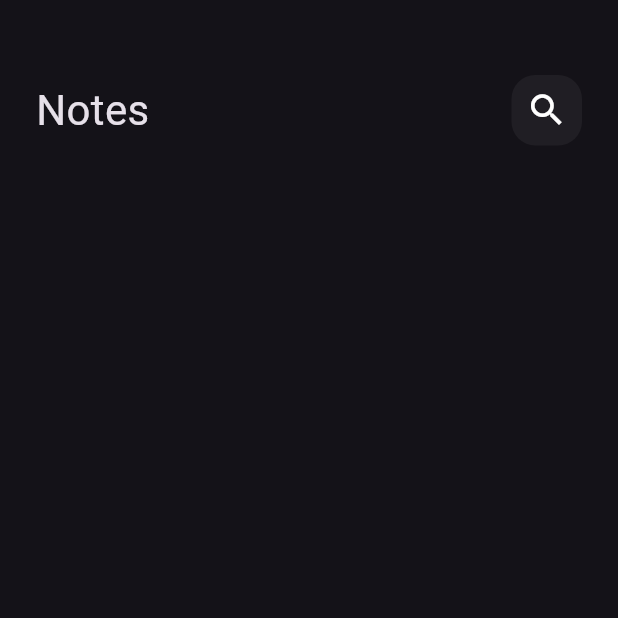
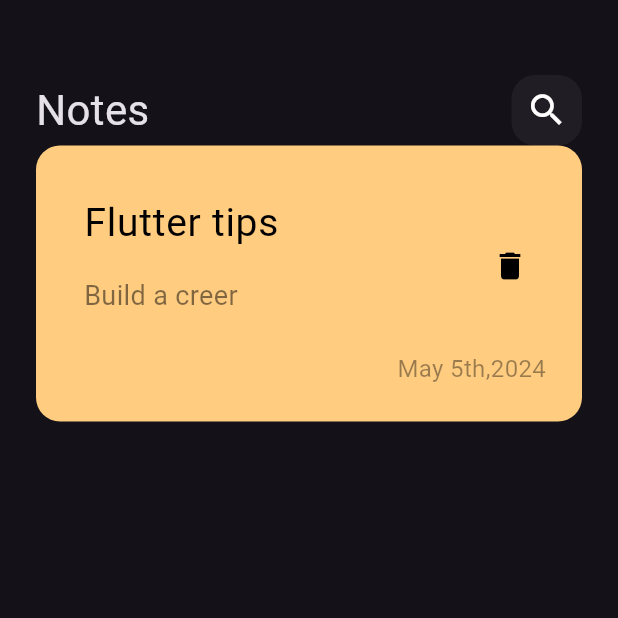
Before and after one commit to ayabelkhiri/Notes-APP, a Flutter app: the screen it shows after launch, on a phone screen of 412 x 824 dp, the top half of it. Run offline on Flutter 3.47's test engine with Material 3 defaults, Android fonts, the phone set to English and light mode, and no system bars.

Commit message:
container

```diff
--- /dev/null
+++ b/lib/views/widgets/custom_note_item.dart
@@ -0,0 +1,52 @@
+import 'package:flutter/material.dart';
+
+class NoteItem extends StatelessWidget {
+  const NoteItem({super.key});
+
+  @override
+  Widget build(BuildContext context) {
+    return Container(
+      padding: const EdgeInsets.only(top: 24, bottom: 24 , left: 16),
+      decoration: BoxDecoration(
+        color: const Color(0xffFFCC80),
+        borderRadius: BorderRadius.circular(16),
+      ),
+      child: Column(
+        crossAxisAlignment: CrossAxisAlignment.end,
+        children: [
+        ListTile(
+
+          title:  const Text('Flutter tips' ,
+          style: TextStyle(
+            color: Colors.black,
+            fontSize: 26,
+          ),
+          ),
+          subtitle: Padding(
+
+            padding: const EdgeInsets.only(top:16 , bottom: 16),
+            child: Text('Build a creer' ,
+            style: TextStyle(
+              color: Colors.black.withOpacity(.5),
+              fontSize: 18, )),
+          ),
+
+          trailing:  IconButton(onPressed: (){}, icon: const  Icon(Icons.delete,
+          color: Colors.black,
+          size: 24,
+          ),),
+        )
+        , Padding(
+          padding: const EdgeInsets.only(right:24),
+          child: Text('May 5th,2024' ,style: TextStyle(
+
+            color: Colors.black.withOpacity(.4),
+          fontSize: 16
+          ), ),
+        ),
+
+
+      ],),
+    );
+  }
+}
--- a/lib/views/widgets/notes_view_body.dart
+++ b/lib/views/widgets/notes_view_body.dart
@@ -1,5 +1,6 @@
 import 'package:flutter/material.dart';
 import 'package:notes/views/widgets/custom_app_bar.dart';
+import 'package:notes/views/widgets/custom_note_item.dart';
 
 class NotesViewBody extends StatelessWidget {
   const NotesViewBody({super.key});
@@ -14,6 +15,7 @@ class NotesViewBody extends StatelessWidget {
             height: 50,
           ),
             CustomAppBar(),
+            NoteItem(),
         ],
 
       ),
```
